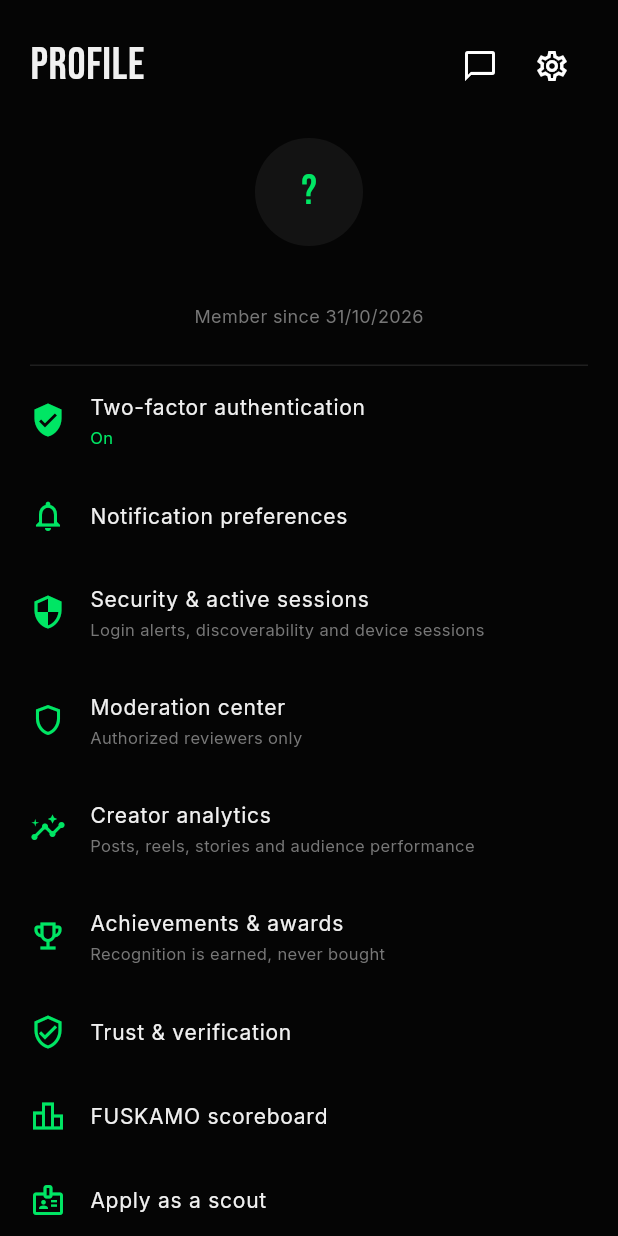
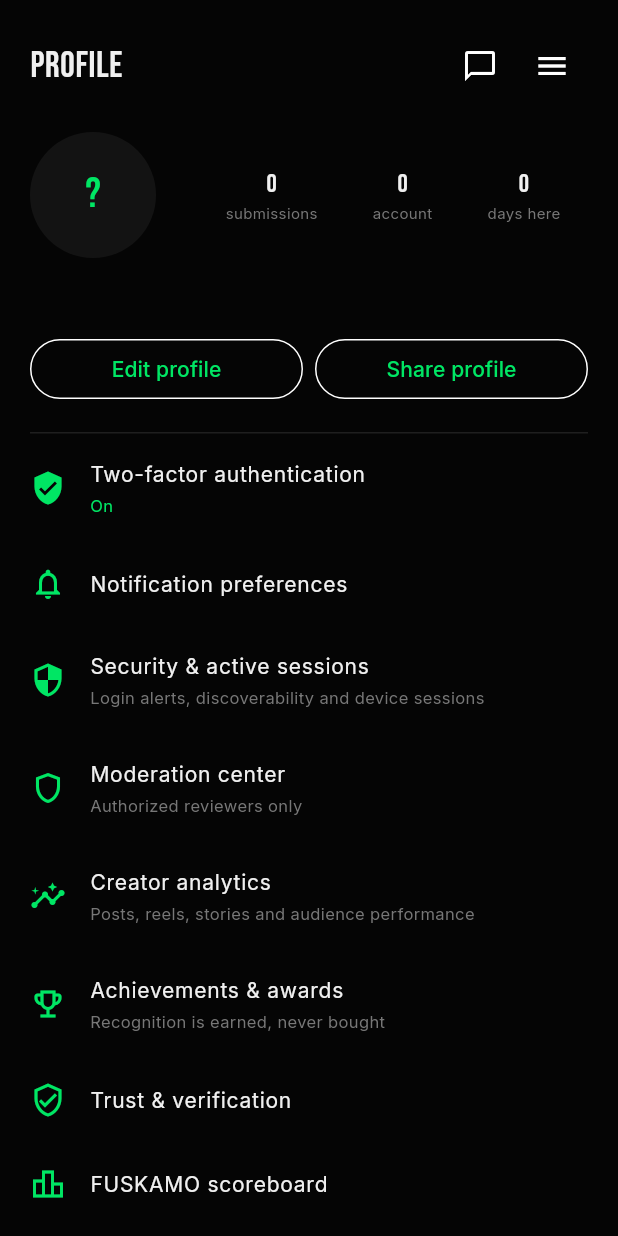
Before and after one commit to brianlexyl03-hash/fuskamo, a Flutter app: the _SignedInView widget shown alone on an empty page, opened directly with empty values, on a phone screen of 412 x 824 dp. Run offline on Flutter 3.47's test engine with Material 3 defaults, Android fonts, the phone set to English and light mode, and no system bars; our stand-ins replace connectivity_plus, firebase_core, firebase_messaging, flutter_dotenv, go_router, google_fonts and 6 more; accounts and stored records are empty; network calls fail.

Commit message:
feat(native): redesign profile header and identity actions

```diff
--- a/lib/screens/profile_screen.dart
+++ b/lib/screens/profile_screen.dart
@@ -178,6 +178,20 @@ class _SignedInView extends StatefulWidget {
   State<_SignedInView> createState() => _SignedInViewState();
 }
 
+class _ProfileMetric extends StatelessWidget {
+  final String value;
+  final String label;
+  const _ProfileMetric({required this.value,required this.label});
+  @override Widget build(BuildContext context)=>Column(mainAxisSize:MainAxisSize.min,children:[Text(value,style:AppTheme.display(17)),Text(label,style:AppTheme.body(10,color:AppColors.sub))]);
+}
+
+class _ProfileCount extends StatelessWidget {
+  final Future<List<Player>> value;
+  final String label;
+  const _ProfileCount({required this.value,required this.label});
+  @override Widget build(BuildContext context)=>FutureBuilder<List<Player>>(future:value,builder:(context,snapshot)=>Column(mainAxisSize:MainAxisSize.min,children:[Text('${snapshot.data?.length??0}',style:AppTheme.display(17)),Text(label,style:AppTheme.body(10,color:AppColors.sub))]));
+}
+
 class _SignedInViewState extends State<_SignedInView> {
   final _playerRepo = PlayerRepository();
   late Future<List<Player>> _savedFuture;
@@ -226,30 +240,33 @@ class _SignedInViewState extends State<_SignedInView> {
         child: ListView(
           padding: const EdgeInsets.all(20),
           children: [
-            Row(children:[Expanded(child: Text('PROFILE', style: AppTheme.display(30))), IconButton(tooltip:'Messages', onPressed:()=>Navigator.push(context, MaterialPageRoute(builder:(_)=>const MessagesScreen())), icon:const Icon(Icons.chat_bubble_outline)), IconButton(tooltip:'Account settings', onPressed:()=>Navigator.push(context, MaterialPageRoute(builder:(_)=>AccountSettingsScreen(auth:auth))), icon:const Icon(Icons.settings_outlined))]),
-            const SizedBox(height: 24),
-            Center(
-              child: Column(
-                children: [
-                  CircleAvatar(
-                    radius: 36,
-                    backgroundColor: AppColors.card,
-                    child: Text(initials, style: AppTheme.display(28, color: AppColors.green)),
-                  ),
-                  const SizedBox(height: 12),
-                  Text(email, style: AppTheme.body(15, weight: FontWeight.w600)),
-                  if (createdAt != null) ...[
-                    const SizedBox(height: 4),
-                    Text(
-                      'Member since ${createdAt.day}/${createdAt.month}/${createdAt.year}',
-                      style: AppTheme.body(12, color: AppColors.sub),
-                    ),
-                  ],
-                ],
-              ),
-            ),
-            const SizedBox(height: 24),
-            const Divider(color: AppColors.border, height: 1),
+            Row(children:[
+              Expanded(child: Text((user?.userMetadata?['username']?.toString().isNotEmpty==true ? user!.userMetadata!['username'].toString() : 'Profile'),style:AppTheme.display(24))),
+              IconButton(tooltip:'Messages',onPressed:()=>Navigator.push(context,MaterialPageRoute(builder:(_)=>const MessagesScreen())),icon:const Icon(Icons.chat_bubble_outline)),
+              IconButton(tooltip:'Account settings',onPressed:()=>Navigator.push(context,MaterialPageRoute(builder:(_)=>AccountSettingsScreen(auth:auth))),icon:const Icon(Icons.menu))
+            ]),
+            const SizedBox(height:20),
+            Row(crossAxisAlignment:CrossAxisAlignment.center,children:[
+              CircleAvatar(radius:42,backgroundColor:AppColors.card,backgroundImage:(user?.userMetadata?['avatar_url']?.toString().isNotEmpty==true)?NetworkImage(user!.userMetadata!['avatar_url'].toString()):null,child:(user?.userMetadata?['avatar_url']?.toString().isNotEmpty==true)?null:Text(initials,style:AppTheme.display(28,color:AppColors.green))),
+              const SizedBox(width:28),
+              Expanded(child:Row(mainAxisAlignment:MainAxisAlignment.spaceAround,children:[
+                _ProfileCount(value:_mySubmissionsFuture,label:'submissions'),
+                _ProfileMetric(value:'${email.isNotEmpty?1:0}',label:'account'),
+                _ProfileMetric(value:createdAt==null?'—':'${DateTime.now().difference(createdAt).inDays}',label:'days here'),
+              ]))
+            ]),
+            const SizedBox(height:14),
+            Text(user?.userMetadata?['display_name']?.toString().trim().isNotEmpty==true?user!.userMetadata!['display_name'].toString():email,style:AppTheme.body(15,weight:FontWeight.w700)),
+            if((user?.userMetadata?['bio']?.toString().trim().isNotEmpty??false))Padding(padding:const EdgeInsets.only(top:5),child:Text(user!.userMetadata!['bio'].toString(),style:AppTheme.body(13))),
+            if((user?.userMetadata?['website']?.toString().trim().isNotEmpty??false))Padding(padding:const EdgeInsets.only(top:5),child:Text(user!.userMetadata!['website'].toString(),style:AppTheme.body(12,color:AppColors.green))),
+            const SizedBox(height:14),
+            Row(children:[
+              Expanded(child:OutlinedButton(onPressed:()=>Navigator.push(context,MaterialPageRoute(builder:(_)=>const EditProfileScreen())),child:const Text('Edit profile'))),
+              const SizedBox(width:8),
+              Expanded(child:OutlinedButton(onPressed:()=>ScaffoldMessenger.of(context).showSnackBar(const SnackBar(content:Text('Use your public profile link to share your profile.'))),child:const Text('Share profile'))),
+            ]),
+            const SizedBox(height:18),
+            const Divider(color:AppColors.border,height:1),
             _TwoFactorTile(auth: auth),
             ListTile(
               contentPadding: EdgeInsets.zero,
```
